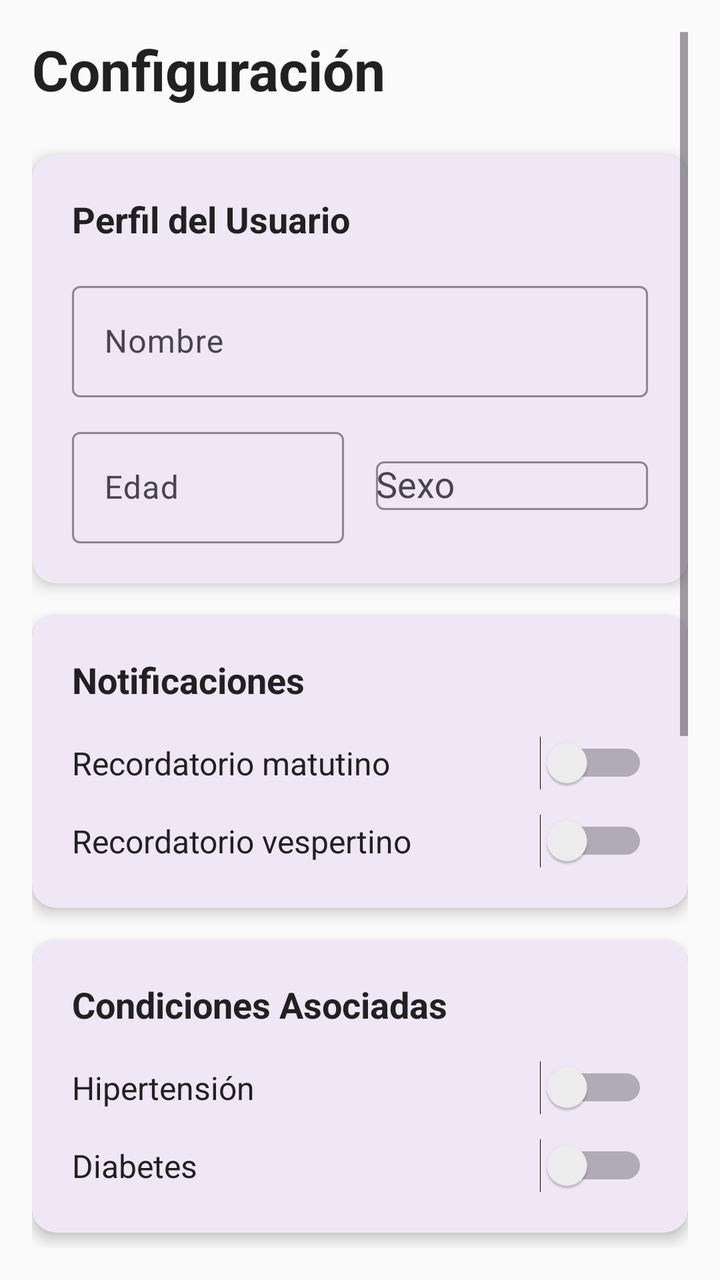
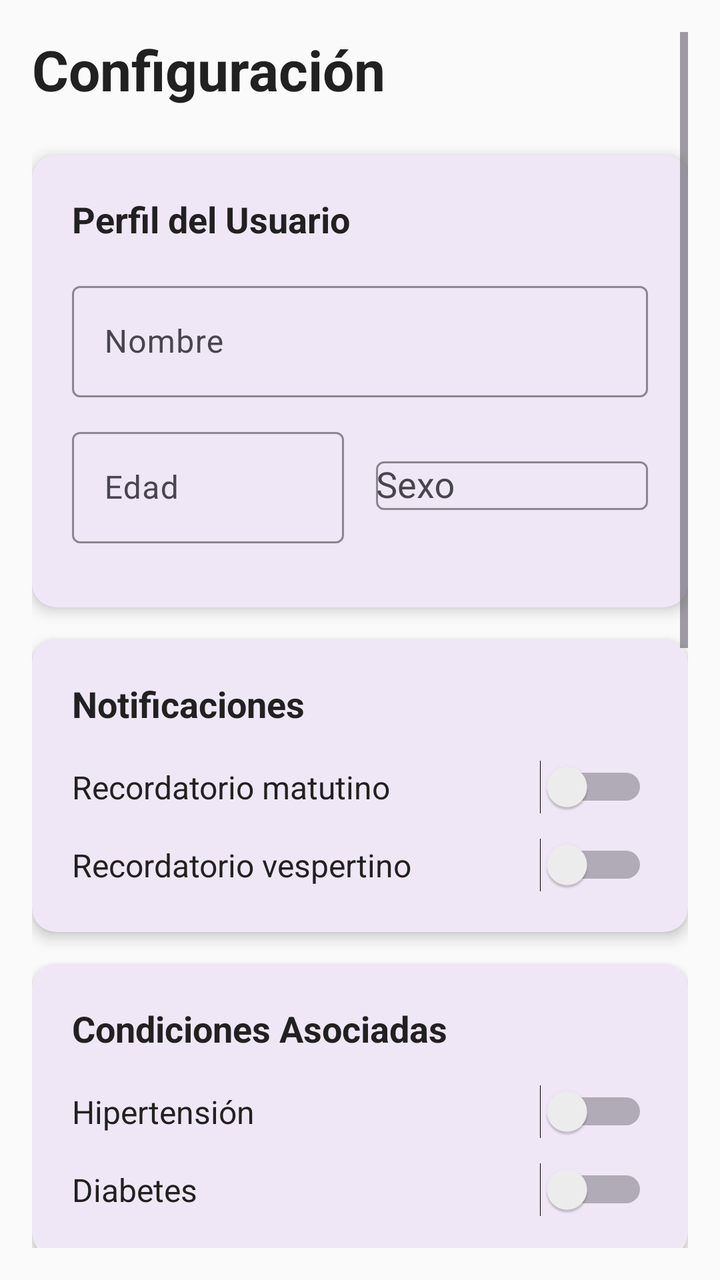

Compare the two renders of this Android layout. The source of the first and the diff that turns it into the second are given below.
<!-- AndroidManifest.xml: application theme Theme.Precional -->
<!-- res/layout/fragment_settings.xml -->
<?xml version="1.0" encoding="utf-8"?>
<ScrollView xmlns:android="http://schemas.android.com/apk/res/android"
    xmlns:app="http://schemas.android.com/apk/res-auto"
    android:layout_width="match_parent"
    android:layout_height="match_parent"
    android:background="@color/background_light"
    android:padding="16dp">

    <LinearLayout
        android:layout_width="match_parent"
        android:layout_height="wrap_content"
        android:orientation="vertical">

        
        <TextView
            android:layout_width="wrap_content"
            android:layout_height="wrap_content"
            android:text="@string/settings_title"
            android:textSize="28sp"
            android:textColor="@color/text_primary"
            android:textStyle="bold"
            android:layout_marginBottom="24dp" />

        
        <com.google.android.material.card.MaterialCardView
            android:layout_width="match_parent"
            android:layout_height="wrap_content"
            android:layout_marginBottom="16dp"
            app:cardCornerRadius="12dp"
            app:cardElevation="4dp"
            app:strokeWidth="0dp">

            <LinearLayout
                android:layout_width="match_parent"
                android:layout_height="wrap_content"
                android:orientation="vertical"
                android:padding="20dp">

                <TextView
                    android:layout_width="wrap_content"
                    android:layout_height="wrap_content"
                    android:text="@string/user_profile"
                    android:textSize="18sp"
                    android:textColor="@color/text_primary"
                    android:textStyle="bold"
                    android:layout_marginBottom="16dp" />

                
                <com.google.android.material.textfield.TextInputLayout
                    android:layout_width="match_parent"
                    android:layout_height="wrap_content"
                    android:layout_marginBottom="12dp"
                    app:boxStrokeColor="@color/primary_blue"
                    app:hintTextColor="@color/primary_blue">

                    <com.google.android.material.textfield.TextInputEditText
                        android:id="@+id/et_user_name"
                        android:layout_width="match_parent"
                        android:layout_height="wrap_content"
                        android:hint="@string/name_field"
                        android:inputType="textPersonName" />
                </com.google.android.material.textfield.TextInputLayout>

                
                <LinearLayout
                    android:layout_width="match_parent"
                    android:layout_height="wrap_content"
                    android:orientation="horizontal">

                    <com.google.android.material.textfield.TextInputLayout
                        android:layout_width="0dp"
                        android:layout_height="wrap_content"
                        android:layout_weight="1"
                        android:layout_marginEnd="8dp"
                        app:boxStrokeColor="@color/primary_blue"
                        app:hintTextColor="@color/primary_blue">

                        <com.google.android.material.textfield.TextInputEditText
                            android:id="@+id/et_user_age"
                            android:layout_width="match_parent"
                            android:layout_height="wrap_content"
                            android:hint="@string/age_field"
                            android:inputType="number" />
                    </com.google.android.material.textfield.TextInputLayout>

                    <com.google.android.material.textfield.TextInputLayout
                        android:layout_width="0dp"
                        android:layout_height="wrap_content"
                        android:layout_weight="1"
                        android:layout_marginStart="8dp"
                        app:boxStrokeColor="@color/primary_blue"
                        app:hintTextColor="@color/primary_blue">

                        <AutoCompleteTextView
                            android:id="@+id/spinner_user_gender"
                            android:layout_width="match_parent"
                            android:layout_height="wrap_content"
                            android:hint="@string/gender_field"
                            android:inputType="none" />
                    </com.google.android.material.textfield.TextInputLayout>
                </LinearLayout>
            </LinearLayout>
        </com.google.android.material.card.MaterialCardView>

        
        <com.google.android.material.card.MaterialCardView
            android:layout_width="match_parent"
            android:layout_height="wrap_content"
            android:layout_marginBottom="16dp"
            app:cardCornerRadius="12dp"
            app:cardElevation="4dp"
            app:strokeWidth="0dp">

            <LinearLayout
                android:layout_width="match_parent"
                android:layout_height="wrap_content"
                android:orientation="vertical"
                android:padding="20dp">

                <TextView
                    android:layout_width="wrap_content"
                    android:layout_height="wrap_content"
                    android:text="@string/notifications"
                    android:textSize="18sp"
                    android:textColor="@color/text_primary"
                    android:textStyle="bold"
                    android:layout_marginBottom="16dp" />

                
                <LinearLayout
                    android:layout_width="match_parent"
                    android:layout_height="wrap_content"
                    android:orientation="horizontal"
                    android:gravity="center_vertical"
                    android:layout_marginBottom="12dp">

                    <TextView
                        android:layout_width="0dp"
                        android:layout_height="wrap_content"
                        android:layout_weight="1"
                        android:text="@string/morning_reminder"
                        android:textSize="16sp"
                        android:textColor="@color/text_primary" />

                    <Switch
                        android:id="@+id/switch_morning_reminder"
                        android:layout_width="wrap_content"
                        android:layout_height="wrap_content" />
                </LinearLayout>

                
                <LinearLayout
                    android:layout_width="match_parent"
                    android:layout_height="wrap_content"
                    android:orientation="horizontal"
                    android:gravity="center_vertical">

                    <TextView
                        android:layout_width="0dp"
                        android:layout_height="wrap_content"
                        android:layout_weight="1"
                        android:text="@string/evening_reminder"
                        android:textSize="16sp"
                        android:textColor="@color/text_primary" />

                    <Switch
                        android:id="@+id/switch_evening_reminder"
                        android:layout_width="wrap_content"
                        android:layout_height="wrap_content" />
                </LinearLayout>
            </LinearLayout>
        </com.google.android.material.card.MaterialCardView>

        
        <com.google.android.material.card.MaterialCardView
            android:layout_width="match_parent"
            android:layout_height="wrap_content"
            android:layout_marginBottom="16dp"
            app:cardCornerRadius="12dp"
            app:cardElevation="4dp"
            app:strokeWidth="0dp">

            <LinearLayout
                android:layout_width="match_parent"
                android:layout_height="wrap_content"
                android:orientation="vertical"
                android:padding="20dp">

                <TextView
                    android:layout_width="wrap_content"
                    android:layout_height="wrap_content"
                    android:text="@string/associated_conditions"
                    android:textSize="18sp"
                    android:textColor="@color/text_primary"
                    android:textStyle="bold"
                    android:layout_marginBottom="16dp" />

                
                <LinearLayout
                    android:layout_width="match_parent"
                    android:layout_height="wrap_content"
                    android:orientation="horizontal"
                    android:gravity="center_vertical"
                    android:layout_marginBottom="12dp">

                    <TextView
                        android:layout_width="0dp"
                        android:layout_height="wrap_content"
                        android:layout_weight="1"
                        android:text="@string/hypertension"
                        android:textSize="16sp"
                        android:textColor="@color/text_primary" />

                    <Switch
                        android:id="@+id/switch_hypertension"
                        android:layout_width="wrap_content"
                        android:layout_height="wrap_content" />
                </LinearLayout>

                
                <LinearLayout
                    android:layout_width="match_parent"
                    android:layout_height="wrap_content"
                    android:orientation="horizontal"
                    android:gravity="center_vertical">

                    <TextView
                        android:layout_width="0dp"
                        android:layout_height="wrap_content"
                        android:layout_weight="1"
                        android:text="@string/diabetes"
                        android:textSize="16sp"
                        android:textColor="@color/text_primary" />

                    <Switch
                        android:id="@+id/switch_diabetes"
                        android:layout_width="wrap_content"
                        android:layout_height="wrap_content" />
                </LinearLayout>
            </LinearLayout>
        </com.google.android.material.card.MaterialCardView>

        
        <com.google.android.material.card.MaterialCardView
            android:layout_width="match_parent"
            android:layout_height="wrap_content"
            android:layout_marginBottom="16dp"
            app:cardCornerRadius="12dp"
            app:cardElevation="4dp"
            app:strokeWidth="0dp">

            <LinearLayout
                android:layout_width="match_parent"
                android:layout_height="wrap_content"
                android:orientation="vertical"
                android:padding="20dp">

                <TextView
                    android:layout_width="wrap_content"
                    android:layout_height="wrap_content"
                    android:text="@string/emergency_contact"
                    android:textSize="18sp"
                    android:textColor="@color/text_primary"
                    android:textStyle="bold"
                    android:layout_marginBottom="16dp" />

                <com.google.android.material.textfield.TextInputLayout
                    android:layout_width="match_parent"
                    android:layout_height="wrap_content"
                    android:layout_marginBottom="12dp"
                    app:boxStrokeColor="@color/primary_blue"
                    app:hintTextColor="@color/primary_blue">

                    <com.google.android.material.textfield.TextInputEditText
                        android:id="@+id/et_emergency_name"
                        android:layout_width="match_parent"
                        android:layout_height="wrap_content"
                        android:hint="Nombre del contacto"
                        android:inputType="textPersonName" />
                </com.google.android.material.textfield.TextInputLayout>

                <com.google.android.material.textfield.TextInputLayout
                    android:layout_width="match_parent"
                    android:layout_height="wrap_content"
                    app:boxStrokeColor="@color/primary_blue"
                    app:hintTextColor="@color/primary_blue">

                    <com.google.android.material.textfield.TextInputEditText
                        android:id="@+id/et_emergency_phone"
                        android:layout_width="match_parent"
                        android:layout_height="wrap_content"
                        android:hint="Teléfono"
                        android:inputType="phone" />
                </com.google.android.material.textfield.TextInputLayout>
            </LinearLayout>
        </com.google.android.material.card.MaterialCardView>

        
        <com.google.android.material.card.MaterialCardView
            android:layout_width="match_parent"
            android:layout_height="wrap_content"
            android:layout_marginBottom="24dp"
            app:cardCornerRadius="12dp"
            app:cardElevation="4dp"
            app:strokeWidth="0dp">

            <LinearLayout
                android:layout_width="match_parent"
                android:layout_height="wrap_content"
                android:orientation="vertical"
                android:padding="20dp">

                <TextView
                    android:layout_width="wrap_content"
                    android:layout_height="wrap_content"
                    android:text="Configuraciones Generales"
                    android:textSize="18sp"
                    android:textColor="@color/text_primary"
                    android:textStyle="bold"
                    android:layout_marginBottom="16dp" />

                
                <LinearLayout
                    android:layout_width="match_parent"
                    android:layout_height="wrap_content"
                    android:orientation="horizontal"
                    android:gravity="center_vertical"
                    android:layout_marginBottom="12dp">

                    <TextView
                        android:layout_width="0dp"
                        android:layout_height="wrap_content"
                        android:layout_weight="1"
                        android:text="@string/dark_mode"
                        android:textSize="16sp"
                        android:textColor="@color/text_primary" />

                    <Switch
                        android:id="@+id/switch_dark_mode"
                        android:layout_width="wrap_content"
                        android:layout_height="wrap_content" />
                </LinearLayout>

                
                <LinearLayout
                    android:layout_width="match_parent"
                    android:layout_height="wrap_content"
                    android:orientation="horizontal"
                    android:gravity="center_vertical">

                    <TextView
                        android:layout_width="0dp"
                        android:layout_height="wrap_content"
                        android:layout_weight="1"
                        android:text="Recomendaciones IA"
                        android:textSize="16sp"
                        android:textColor="@color/text_primary" />

                    <Switch
                        android:id="@+id/switch_ai_enabled"
                        android:layout_width="wrap_content"
                        android:layout_height="wrap_content" />
                </LinearLayout>
            </LinearLayout>
        </com.google.android.material.card.MaterialCardView>

        
        <com.google.android.material.button.MaterialButton
            android:id="@+id/btn_save_settings"
            android:layout_width="match_parent"
            android:layout_height="56dp"
            android:text="Guardar Configuración"
            android:textSize="18sp"
            android:textStyle="bold"
            app:backgroundTint="@color/primary_green"
            app:cornerRadius="12dp"
            android:layout_marginBottom="16dp" />

    </LinearLayout>
</ScrollView>
<!-- resources referenced by this layout -->
<resources>
  <color name="background_light">#FAFAFA</color>
  <color name="primary_blue">#4A90E2</color>
  <color name="primary_green">#6BCB77</color>
  <color name="text_primary">#212121</color>
  <string name="age_field">Edad</string>
  <string name="associated_conditions">Condiciones Asociadas</string>
  <string name="dark_mode">Modo Oscuro</string>
  <string name="diabetes">Diabetes</string>
  <string name="emergency_contact">Contacto de Emergencia</string>
  <string name="evening_reminder">Recordatorio vespertino</string>
  <string name="gender_field">Sexo</string>
  <string name="hypertension">Hipertensión</string>
  <string name="morning_reminder">Recordatorio matutino</string>
  <string name="name_field">Nombre</string>
  <string name="notifications">Notificaciones</string>
  <string name="settings_title">Configuración</string>
  <string name="user_profile">Perfil del Usuario</string>
  <style name="Theme.Precional" parent="Base.Theme.Precional" />
  <style name="Base.Theme.Precional" parent="Theme.Material3.DayNight.NoActionBar">
          
          
      </style>
</resources>

<!-- the commit's change to res/layout/fragment_settings.xml (unified diff, before → after) -->
@@ -65,7 +65,8 @@
                 <LinearLayout
                     android:layout_width="match_parent"
                     android:layout_height="wrap_content"
-                    android:orientation="horizontal">
+                    android:orientation="horizontal"
+                    android:layout_marginBottom="12dp">
 
                     <com.google.android.material.textfield.TextInputLayout
                         android:layout_width="0dp"
@@ -99,6 +100,8 @@
                             android:inputType="none" />
                     </com.google.android.material.textfield.TextInputLayout>
                 </LinearLayout>
+
+
             </LinearLayout>
         </com.google.android.material.card.MaterialCardView>
 
@@ -282,6 +285,7 @@
                 <com.google.android.material.textfield.TextInputLayout
                     android:layout_width="match_parent"
                     android:layout_height="wrap_content"
+                    android:layout_marginBottom="12dp"
                     app:boxStrokeColor="@color/primary_blue"
                     app:hintTextColor="@color/primary_blue">
 
@@ -292,6 +296,38 @@
                         android:hint="Teléfono"
                         android:inputType="phone" />
                 </com.google.android.material.textfield.TextInputLayout>
+
+                
+                <com.google.android.material.textfield.TextInputLayout
+                    android:layout_width="match_parent"
+                    android:layout_height="wrap_content"
+                    android:layout_marginBottom="12dp"
+                    app:boxStrokeColor="@color/primary_blue"
+                    app:hintTextColor="@color/primary_blue">
+
+                    <com.google.android.material.textfield.TextInputEditText
+                        android:id="@+id/et_emergency_email"
+                        android:layout_width="match_parent"
+                        android:layout_height="wrap_content"
+                        android:hint="Correo electrónico del contacto"
+                        android:inputType="textEmailAddress" />
+                </com.google.android.material.textfield.TextInputLayout>
+
+                
+                <com.google.android.material.textfield.TextInputLayout
+                    android:layout_width="match_parent"
+                    android:layout_height="wrap_content"
+                    app:boxStrokeColor="@color/primary_blue"
+                    app:hintTextColor="@color/primary_blue">
+
+                    <com.google.android.material.textfield.TextInputEditText
+                        android:id="@+id/et_n8n_webhook_url"
+                        android:layout_width="match_parent"
+                        android:layout_height="wrap_content"
+                        android:hint="URL del webhook de n8n"
+                        android:inputType="textUri" />
+                </com.google.android.material.textfield.TextInputLayout>
+
             </LinearLayout>
         </com.google.android.material.card.MaterialCardView>
 
